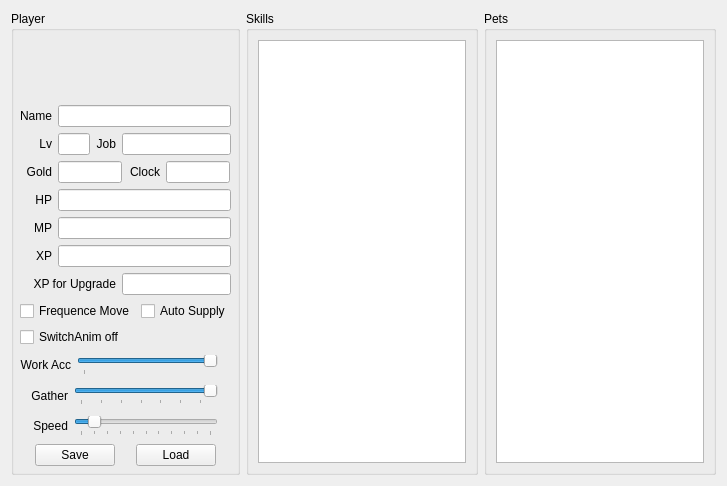
Qt form CGAssistant/playerform.ui (hzqst/CGAssistant) before a commit.
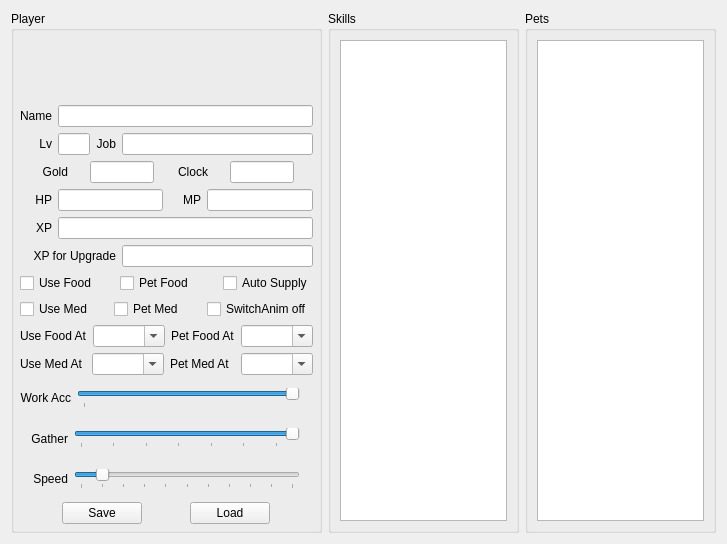
The same form after that commit.

```diff
--- a/CGAssistant/playerform.ui
+++ b/CGAssistant/playerform.ui
@@ -7,7 +7,7 @@
     <x>0</x>
     <y>0</y>
     <width>727</width>
-    <height>486</height>
+    <height>544</height>
    </rect>
   </property>
   <property name="windowTitle">
@@ -406,10 +406,6 @@
           </property>
          </widget>
         </item>
-       </layout>
-      </item>
-      <item>
-       <layout class="QHBoxLayout" name="horizontalLayout_6">
         <item>
          <widget class="QLabel" name="label_mp">
           <property name="sizePolicy">
@@ -457,7 +453,7 @@
        </layout>
       </item>
       <item>
-       <layout class="QHBoxLayout" name="horizontalLayout_7">
+       <layout class="QHBoxLayout" name="horizontalLayout_6">
         <item>
          <widget class="QLabel" name="label_xp">
           <property name="sizePolicy">
@@ -505,7 +501,7 @@
        </layout>
       </item>
       <item>
-       <layout class="QHBoxLayout" name="horizontalLayout_8">
+       <layout class="QHBoxLayout" name="horizontalLayout_7">
         <item>
          <widget class="QLabel" name="label_xp_remain">
           <property name="sizePolicy">
@@ -553,11 +549,33 @@
        </layout>
       </item>
       <item>
-       <layout class="QHBoxLayout" name="horizontalLayout_9">
+       <layout class="QHBoxLayout" name="horizontalLayout_9" stretch="0,0,0">
         <item>
-         <widget class="QCheckBox" name="checkBox_freqMove">
+         <widget class="QCheckBox" name="checkBox_useFood">
+          <property name="enabled">
+           <bool>true</bool>
+          </property>
           <property name="text">
-           <string>Frequence Move</string>
+           <string>Use Food</string>
+          </property>
+          <property name="checkable">
+           <bool>true</bool>
+          </property>
+          <property name="tristate">
+           <bool>false</bool>
+          </property>
+         </widget>
+        </item>
+        <item>
+         <widget class="QCheckBox" name="checkBox_petFood">
+          <property name="enabled">
+           <bool>true</bool>
+          </property>
+          <property name="text">
+           <string>Pet Food</string>
+          </property>
+          <property name="checkable">
+           <bool>true</bool>
           </property>
           <property name="tristate">
            <bool>false</bool>
@@ -566,6 +584,15 @@
         </item>
         <item alignment="Qt::AlignRight">
          <widget class="QCheckBox" name="checkBox_autoSupply">
+          <property name="sizePolicy">
+           <sizepolicy hsizetype="Preferred" vsizetype="Fixed">
+            <horstretch>0</horstretch>
+            <verstretch>0</verstretch>
+           </sizepolicy>
+          </property>
+          <property name="layoutDirection">
+           <enum>Qt::LeftToRight</enum>
+          </property>
           <property name="text">
            <string>Auto Supply</string>
           </property>
@@ -577,9 +604,50 @@
        </layout>
       </item>
       <item>
-       <layout class="QHBoxLayout" name="horizontalLayout_14">
+       <layout class="QHBoxLayout" name="horizontalLayout_14" stretch="0,0,0">
+        <item>
+         <widget class="QCheckBox" name="checkBox_useMed">
+          <property name="enabled">
+           <bool>true</bool>
+          </property>
+          <property name="text">
+           <string>Use Med</string>
+          </property>
+          <property name="checkable">
+           <bool>true</bool>
+          </property>
+          <property name="tristate">
+           <bool>false</bool>
+          </property>
+         </widget>
+        </item>
+        <item>
+         <widget class="QCheckBox" name="checkBox_petMed">
+          <property name="enabled">
+           <bool>true</bool>
+          </property>
+          <property name="text">
+           <string>Pet Med</string>
+          </property>
+          <property name="checkable">
+           <bool>true</bool>
+          </property>
+          <property name="tristate">
+           <bool>false</bool>
+          </property>
+         </widget>
+        </item>
         <item>
          <widget class="QCheckBox" name="checkBox_SwitchAnim">
+          <property name="sizePolicy">
+           <sizepolicy hsizetype="Preferred" vsizetype="Fixed">
+            <horstretch>0</horstretch>
+            <verstretch>0</verstretch>
+           </sizepolicy>
+          </property>
+          <property name="layoutDirection">
+           <enum>Qt::LeftToRight</enum>
+          </property>
           <property name="text">
            <string>SwitchAnim off</string>
           </property>
@@ -590,6 +658,109 @@
         </item>
        </layout>
       </item>
+      <item>
+       <layout class="QHBoxLayout" name="horizontalLayout_15">
+        <item>
+         <widget class="QLabel" name="label_useFoodAt">
+          <property name="text">
+           <string>Use Food At</string>
+          </property>
+         </widget>
+        </item>
+        <item>
+         <widget class="QComboBox" name="comboBox_useFoodAt">
+          <property name="sizePolicy">
+           <sizepolicy hsizetype="Preferred" vsizetype="Fixed">
+            <horstretch>0</horstretch>
+            <verstretch>0</verstretch>
+           </sizepolicy>
+          </property>
+          <property name="editable">
+           <bool>true</bool>
+          </property>
+          <property name="currentText">
+           <string/>
+          </property>
+          <property name="currentIndex">
+           <number>-1</number>
+          </property>
+         </widget>
+        </item>
+        <item>
+         <widget class="QLabel" name="label_petFoodAt">
+          <property name="text">
+           <string>Pet Food At</string>
+          </property>
+         </widget>
+        </item>
+        <item>
+         <widget class="QComboBox" name="comboBox_petFoodAt">
+          <property name="sizePolicy">
+           <sizepolicy hsizetype="Preferred" vsizetype="Fixed">
+            <horstretch>0</horstretch>
+            <verstretch>0</verstretch>
+           </sizepolicy>
+          </property>
+          <property name="editable">
+           <bool>true</bool>
+          </property>
+          <property name="currentText">
+           <string/>
+          </property>
+         </widget>
+        </item>
+       </layout>
+      </item>
+      <item>
+       <layout class="QHBoxLayout" name="horizontalLayout_16">
+        <item>
+         <widget class="QLabel" name="label_useMedAt">
+          <property name="text">
+           <string>Use Med At</string>
+          </property>
+         </widget>
+        </item>
+        <item>
+         <widget class="QComboBox" name="comboBox_useMedAt">
+          <property name="sizePolicy">
+           <sizepolicy hsizetype="Preferred" vsizetype="Fixed">
+            <horstretch>0</horstretch>
+            <verstretch>0</verstretch>
+           </sizepolicy>
+          </property>
+          <property name="editable">
+           <bool>true</bool>
+          </property>
+          <property name="currentText">
+           <string/>
+          </property>
+         </widget>
+        </item>
+        <item>
+         <widget class="QLabel" name="label_petMedAt">
+          <property name="text">
+           <string>Pet Med At</string>
+          </property>
+         </widget>
+        </item>
+        <item>
+         <widget class="QComboBox" name="comboBox_petMedAt">
+          <property name="sizePolicy">
+           <sizepolicy hsizetype="Preferred" vsizetype="Fixed">
+            <horstretch>0</horstretch>
+            <verstretch>0</verstretch>
+           </sizepolicy>
+          </property>
+          <property name="editable">
+           <bool>true</bool>
+          </property>
+          <property name="currentText">
+           <string/>
+          </property>
+         </widget>
+        </item>
+       </layout>
+      </item>
       <item>
        <layout class="QHBoxLayout" name="horizontalLayout_12">
         <item alignment="Qt::AlignLeft">
```
